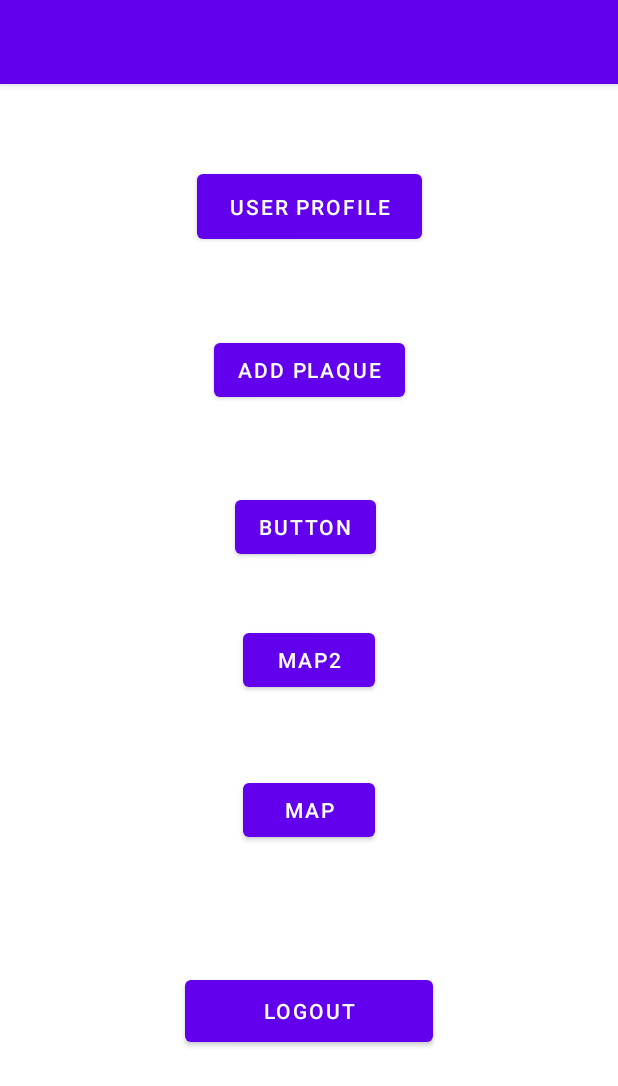
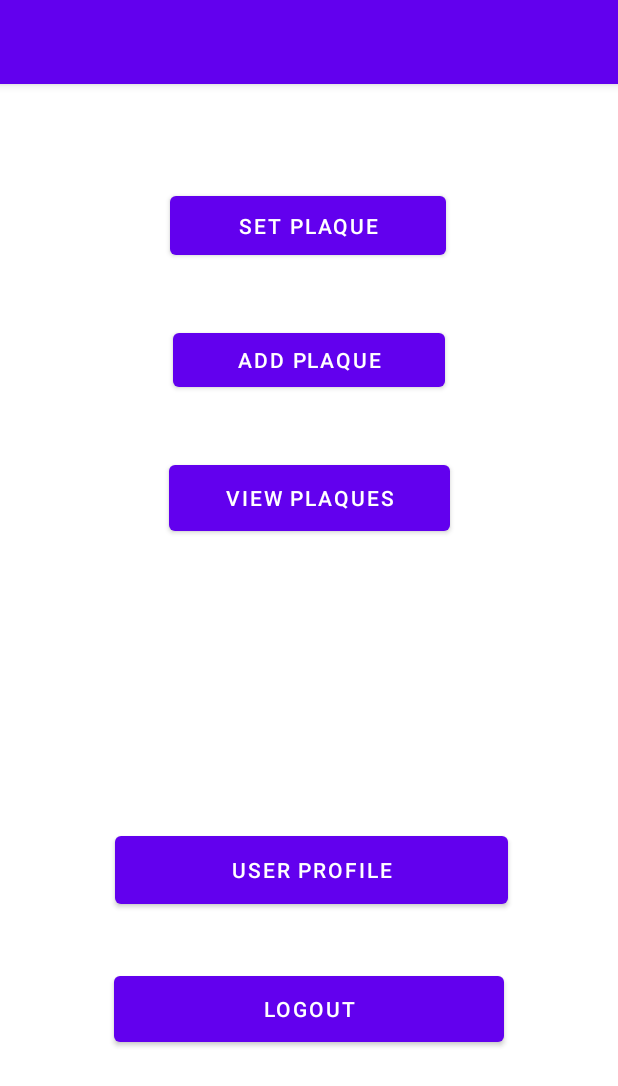
Before and after one commit to dshaunak/virtual-plaques, an Android app: the screen it shows after launch once a user with an empty profile is signed in (MainActivity), on a phone screen of 412 x 824 dp. Shown: the top 1086 px of the screen. Run offline under Robolectric (Android 15) with nearby library versions, the phone set to English and light mode, and no system bars; our stand-ins replace Firebase (no records; nobody signed in at launch, a user with empty details on screens opened directly).

Commit message:
Cleaned and Edit the Map UI and deleted Test Map Pages

```diff
--- a/app/src/main/AndroidManifest.xml
+++ b/app/src/main/AndroidManifest.xml
@@ -19,7 +19,6 @@
         <activity android:name=".MapBoxMap"></activity>
         <activity android:name=".AddPlaque" />
         <activity android:name=".MapPage" />
-        <activity android:name=".Map" />
         <activity android:name=".EditProfile" />
         <activity android:name=".Profile" />
         <activity android:name=".Login">
--- a/app/src/main/java/com/example/virtualplaque/AddPlaque.java
+++ b/app/src/main/java/com/example/virtualplaque/AddPlaque.java
@@ -4,6 +4,7 @@ import androidx.annotation.NonNull;
 import androidx.appcompat.app.AppCompatActivity;
 
 import android.content.Intent;
+import android.graphics.Color;
 import android.os.Bundle;
 import android.text.TextUtils;
 import android.util.Log;
@@ -39,6 +40,7 @@ public class AddPlaque extends AppCompatActivity {
     protected void onCreate(Bundle savedInstanceState) {
         super.onCreate(savedInstanceState);
         setContentView(R.layout.activity_add_plaque);
+        getWindow().getDecorView().setBackgroundColor(Color.WHITE);
 
         fAuth=FirebaseAuth.getInstance();
         fStore=FirebaseFirestore.getInstance();
--- a/app/src/main/java/com/example/virtualplaque/EditProfile.java
+++ b/app/src/main/java/com/example/virtualplaque/EditProfile.java
@@ -6,6 +6,7 @@ import androidx.appcompat.app.AppCompatActivity;
 
 import android.app.Activity;
 import android.content.Intent;
+import android.graphics.Color;
 import android.net.Uri;
 import android.os.Bundle;
 import android.provider.MediaStore;
@@ -50,6 +51,7 @@ public class EditProfile extends AppCompatActivity {
     protected void onCreate(Bundle savedInstanceState) {
         super.onCreate(savedInstanceState);
         setContentView(R.layout.activity_edit_profile);
+        getWindow().getDecorView().setBackgroundColor(Color.WHITE);
 
         userName = findViewById(R.id.editPersonName);
         eMail = findViewById(R.id.editTextEmail);
--- a/app/src/main/java/com/example/virtualplaque/Login.java
+++ b/app/src/main/java/com/example/virtualplaque/Login.java
@@ -6,6 +6,7 @@ import androidx.appcompat.app.AppCompatActivity;
 
 import android.content.DialogInterface;
 import android.content.Intent;
+import android.graphics.Color;
 import android.os.Bundle;
 import android.text.TextUtils;
 import android.view.View;
@@ -34,6 +35,7 @@ public class Login extends AppCompatActivity {
     protected void onCreate(Bundle savedInstanceState) {
         super.onCreate(savedInstanceState);
         setContentView(R.layout.activity_login);
+        getWindow().getDecorView().setBackgroundColor(Color.WHITE);
 
         mEmail = findViewById(R.id.email2);
         mPassword = findViewById(R.id.password2);
--- a/app/src/main/java/com/example/virtualplaque/Profile.java
+++ b/app/src/main/java/com/example/virtualplaque/Profile.java
@@ -8,6 +8,7 @@ import androidx.appcompat.app.AppCompatActivity;
 import android.app.Activity;
 import android.content.DialogInterface;
 import android.content.Intent;
+import android.graphics.Color;
 import android.net.Uri;
 import android.os.Bundle;
 import android.provider.MediaStore;
@@ -51,6 +52,7 @@ public class Profile extends AppCompatActivity {
     protected void onCreate(Bundle savedInstanceState) {
         super.onCreate(savedInstanceState);
         setContentView(R.layout.activity_profile);
+        getWindow().getDecorView().setBackgroundColor(Color.WHITE);
 
         fullName = findViewById(R.id.profUsername);
         email = findViewById(R.id.profEmail);
--- a/app/src/main/res/layout/activity_edit_profile.xml
+++ b/app/src/main/res/layout/activity_edit_profile.xml
@@ -5,6 +5,7 @@
     android:layout_width="match_parent"
     android:layout_height="match_parent"
     tools:context=".EditProfile">
+
 
     <ImageView
         android:id="@+id/imageProfImage"
@@ -68,8 +69,9 @@
         android:layout_width="277dp"
         android:layout_height="48dp"
         android:ems="10"
+        android:hint="E-mail"
+        android:textColorHint="@color/lightBlack"
         android:inputType="textPersonName"
-        android:text="E-mail"
         app:layout_constraintBottom_toBottomOf="parent"
         app:layout_constraintEnd_toEndOf="parent"
         app:layout_constraintHorizontal_bias="0.626"
--- a/app/src/main/res/layout/activity_main.xml
+++ b/app/src/main/res/layout/activity_main.xml
@@ -9,8 +9,8 @@
 
     <Button
         android:id="@+id/logoutBt"
-        android:layout_width="165dp"
-        android:layout_height="53dp"
+        android:layout_width="260dp"
+        android:layout_height="56dp"
         android:onClick="logout"
         android:text="Logout"
         app:layout_constraintBottom_toBottomOf="parent"
@@ -21,61 +21,52 @@
 
     <Button
         android:id="@+id/profileBt"
-        android:layout_width="150dp"
-        android:layout_height="55dp"
+        android:layout_width="262dp"
+        android:layout_height="57dp"
         android:onClick="profile"
         android:text="User Profile"
         app:layout_constraintBottom_toBottomOf="parent"
         app:layout_constraintEnd_toEndOf="parent"
+        app:layout_constraintHorizontal_bias="0.51"
         app:layout_constraintStart_toStartOf="parent"
         app:layout_constraintTop_toTopOf="parent"
-        app:layout_constraintVertical_bias="0.076" />
-
-    <Button
-        android:id="@+id/mapBt"
-        android:layout_width="wrap_content"
-        android:layout_height="wrap_content"
-        android:onClick="map"
-        android:text="Map"
-        app:layout_constraintBottom_toTopOf="@+id/logoutBt"
-        app:layout_constraintEnd_toEndOf="parent"
-        app:layout_constraintStart_toStartOf="parent"
-        app:layout_constraintTop_toBottomOf="@+id/profileBt"
-        app:layout_constraintVertical_bias="0.808" />
+        app:layout_constraintVertical_bias="0.697" />
 
     <Button
         android:id="@+id/map2Bt"
-        android:layout_width="wrap_content"
-        android:layout_height="wrap_content"
+        android:layout_width="187dp"
+        android:layout_height="56dp"
         android:onClick="mapPage"
-        android:text="Map2"
+        android:text="View Plaques"
         app:layout_constraintBottom_toBottomOf="parent"
         app:layout_constraintEnd_toEndOf="parent"
         app:layout_constraintStart_toStartOf="parent"
-        app:layout_constraintTop_toTopOf="parent" />
+        app:layout_constraintTop_toTopOf="parent"
+        app:layout_constraintVertical_bias="0.348" />
 
     <Button
         android:id="@+id/map3Bt"
-        android:layout_width="wrap_content"
-        android:layout_height="wrap_content"
-        android:text="Button"
+        android:layout_width="181dp"
+        android:layout_height="48dp"
         android:onClick="mapBoxPage"
+        android:text="Add Plaque"
         app:layout_constraintBottom_toBottomOf="parent"
         app:layout_constraintEnd_toEndOf="parent"
-        app:layout_constraintHorizontal_bias="0.493"
         app:layout_constraintStart_toStartOf="parent"
         app:layout_constraintTop_toTopOf="parent"
-        app:layout_constraintVertical_bias="0.377" />
+        app:layout_constraintVertical_bias="0.222" />
 
     <Button
         android:id="@+id/addPlaqueBt"
-        android:layout_width="wrap_content"
+        android:layout_width="184dp"
+        android:layout_height="51dp"
         android:onClick="addPlaquePage"
-        android:layout_height="wrap_content"
-        android:text="Add Plaque"
-        app:layout_constraintBottom_toTopOf="@+id/map3Bt"
+        android:text="Set Plaque"
+        app:layout_constraintBottom_toBottomOf="parent"
         app:layout_constraintEnd_toEndOf="parent"
+        app:layout_constraintHorizontal_bias="0.498"
         app:layout_constraintStart_toStartOf="parent"
-        app:layout_constraintTop_toBottomOf="@+id/profileBt" />
+        app:layout_constraintTop_toTopOf="parent"
+        app:layout_constraintVertical_bias="0.096" />
 
 </androidx.constraintlayout.widget.ConstraintLayout>
```
Also changed, not shown: app/src/main/java/com/example/virtualplaque/MainActivity.java (+12 -3 lines), app/src/main/java/com/example/virtualplaque/Map.java (deleted, +0 -168 lines), app/src/main/java/com/example/virtualplaque/MapBoxMap.java (+7 -1 lines), app/src/main/res/layout/activity_add_plaque.xml (+8 -4 lines), app/src/main/res/layout/activity_map.xml (deleted, +0 -33 lines).
